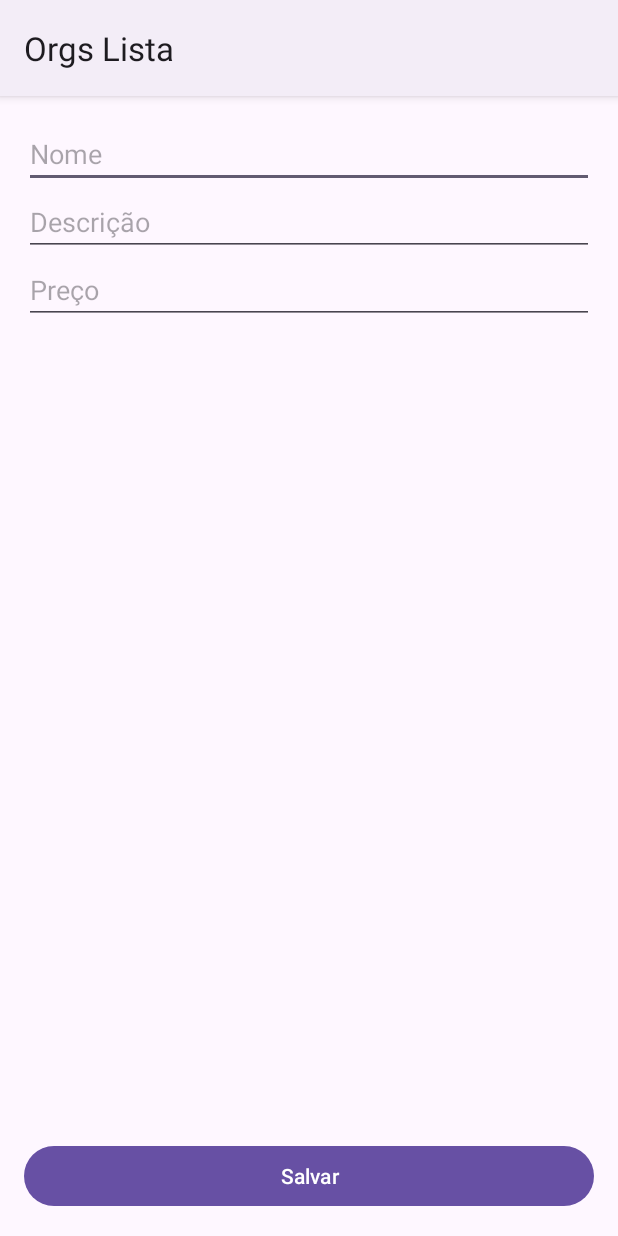
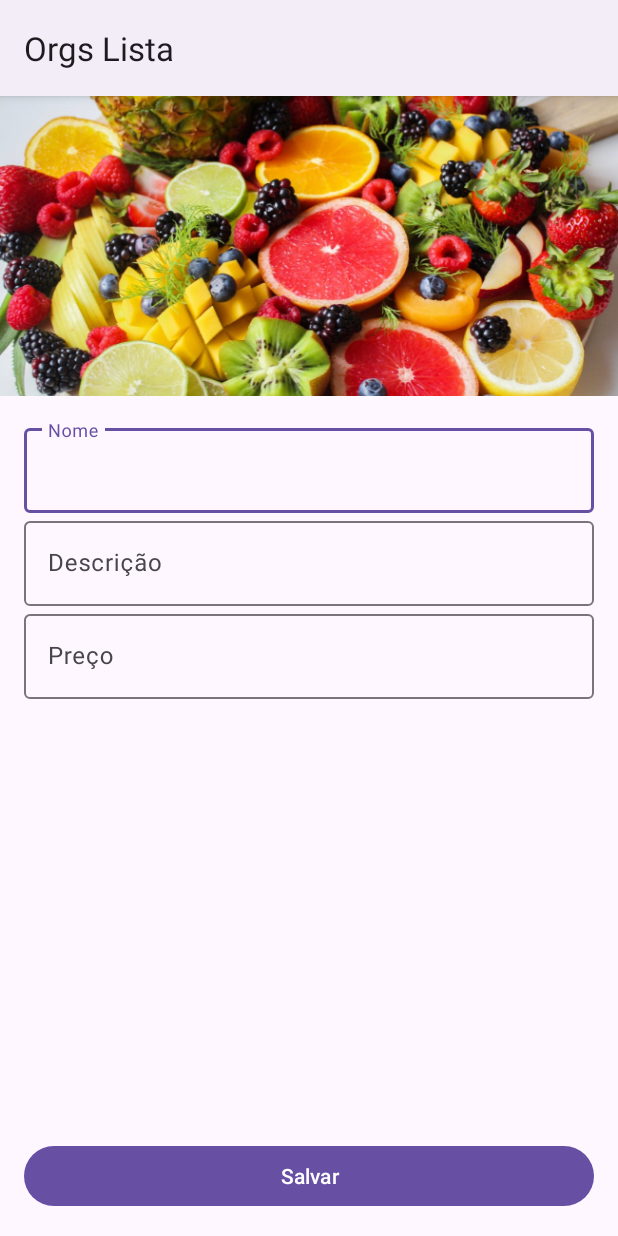
Before and after one commit to kariello87/Orgs, an Android app: the FormularioProdutoActivity screen opened directly, with no data from a screen before it, on a phone screen of 412 x 824 dp. Run offline under Robolectric (Android 15) with nearby library versions, the phone set to English and light mode, and no system bars.

Commit message:
Usando Text Input do Material.Io

```diff
--- a/app/src/main/java/br/com/alura/orgs/ui/activity/FormularioProdutoActivity.java
+++ b/app/src/main/java/br/com/alura/orgs/ui/activity/FormularioProdutoActivity.java
@@ -38,9 +38,9 @@ public class FormularioProdutoActivity extends AppCompatActivity {
 
     @NonNull
     private Produto criaProduto() {
-        String nome = binding.editNome.getText().toString();
-        String descricao = binding.editDescricao.getText().toString();
-        String precoString = binding.editPreco.getText().toString();
+        String nome = binding.textInputLayoutNome.getEditText().getText().toString();
+        String descricao = binding.textInputLayoutDescricao.getEditText().getText().toString();
+        String precoString = binding.textInputLayoutPreco.getEditText().getText().toString();
         BigDecimal preco;
 
         if (precoString.isBlank()) {
--- a/app/src/main/res/layout/activity_formulario_produto.xml
+++ b/app/src/main/res/layout/activity_formulario_produto.xml
@@ -12,7 +12,17 @@
         tools:context=".ui.activity.FormularioProdutoActivity">
 
 
-        <EditText
+        <ImageView
+            android:id="@+id/imageView"
+            android:layout_width="0dp"
+            android:layout_height="200dp"
+            android:scaleType="centerCrop"
+            app:layout_constraintEnd_toEndOf="parent"
+            app:layout_constraintStart_toStartOf="parent"
+            app:layout_constraintTop_toTopOf="parent"
+            app:srcCompat="@drawable/produto_1" />
+
+        <!--<EditText
             android:id="@+id/edit_Nome"
             android:layout_width="0dp"
             android:layout_height="wrap_content"
@@ -21,20 +31,69 @@
             android:inputType="text"
             app:layout_constraintEnd_toEndOf="parent"
             app:layout_constraintStart_toStartOf="parent"
-            app:layout_constraintTop_toTopOf="parent" />
+            app:layout_constraintTop_toBottomOf="@+id/imageView" />-->
 
-        <EditText
+        <com.google.android.material.textfield.TextInputLayout
+            android:id="@+id/textInputLayout_Nome"
+            style="@style/Widget.Material3.TextInputLayout.OutlinedBox"
+            android:layout_width="0dp"
+            android:layout_height="wrap_content"
+            android:layout_margin="16dp"
+            app:layout_constraintEnd_toEndOf="parent"
+            app:layout_constraintStart_toStartOf="parent"
+            app:layout_constraintTop_toBottomOf="@+id/imageView">
+
+            <com.google.android.material.textfield.TextInputEditText
+                android:layout_width="match_parent"
+                android:layout_height="wrap_content"
+                android:hint="Nome" />
+
+        </com.google.android.material.textfield.TextInputLayout>
+
+        <com.google.android.material.textfield.TextInputLayout
+            android:id="@+id/textInputLayout_Descricao"
+            style="@style/Widget.Material3.TextInputLayout.OutlinedBox"
+            android:layout_width="0dp"
+            android:layout_height="wrap_content"
+            app:layout_constraintEnd_toEndOf="@id/textInputLayout_Nome"
+            app:layout_constraintStart_toStartOf="@id/textInputLayout_Nome"
+            app:layout_constraintTop_toBottomOf="@+id/textInputLayout_Nome">
+
+            <com.google.android.material.textfield.TextInputEditText
+                android:layout_width="match_parent"
+                android:layout_height="wrap_content"
+                android:hint="Descrição" />
+
+        </com.google.android.material.textfield.TextInputLayout>
+
+        <!--<EditText
             android:id="@+id/edit_Descricao"
             android:layout_width="0dp"
             android:layout_height="wrap_content"
             android:ems="10"
             android:hint="@string/descri_o"
             android:inputType="textMultiLine|textCapSentences"
-            app:layout_constraintEnd_toEndOf="@id/edit_Nome"
-            app:layout_constraintStart_toStartOf="@id/edit_Nome"
-            app:layout_constraintTop_toBottomOf="@+id/edit_Nome" />
+            app:layout_constraintEnd_toEndOf="@id/textInputLayout_Nome"
+            app:layout_constraintStart_toStartOf="@id/textInputLayout_Nome"
+            app:layout_constraintTop_toBottomOf="@+id/textInputLayout_Nome" />-->
 
-        <EditText
+        <com.google.android.material.textfield.TextInputLayout
+            android:id="@+id/textInputLayout_Preco"
+            style="@style/Widget.Material3.TextInputLayout.OutlinedBox"
+            android:layout_width="0dp"
+            android:layout_height="wrap_content"
+            app:layout_constraintEnd_toEndOf="@id/textInputLayout_Nome"
+            app:layout_constraintStart_toStartOf="@id/textInputLayout_Nome"
+            app:layout_constraintTop_toBottomOf="@+id/textInputLayout_Descricao">
+
+            <com.google.android.material.textfield.TextInputEditText
+                android:layout_width="match_parent"
+                android:layout_height="wrap_content"
+                android:hint="Preço" />
+
+        </com.google.android.material.textfield.TextInputLayout>
+
+        <!--<EditText
             android:id="@+id/edit_Preco"
             android:layout_width="0dp"
             android:layout_height="wrap_content"
@@ -43,7 +102,7 @@
             android:inputType="numberDecimal"
             app:layout_constraintEnd_toEndOf="@id/edit_Descricao"
             app:layout_constraintStart_toStartOf="@id/edit_Descricao"
-            app:layout_constraintTop_toBottomOf="@+id/edit_Descricao" />
+            app:layout_constraintTop_toBottomOf="@+id/edit_Descricao" />-->
 
         <Button
             android:id="@+id/bt_Salvar"
--- a/app/src/main/res/layout/activity_lista_produtos.xml
+++ b/app/src/main/res/layout/activity_lista_produtos.xml
@@ -28,7 +28,8 @@
         android:layout_margin="16dp"
         android:clickable="true"
         android:focusable="true"
-        android:text="@string/extended_fab_content_desc"
+        android:text="@string/descricao_fab"
+        android:textAllCaps="true"
 
         app:icon="@drawable/ic_adicionar"
 
--- a/app/src/main/res/values/strings.xml
+++ b/app/src/main/res/values/strings.xml
@@ -4,5 +4,5 @@
     <string name="nome">Nome</string>
     <string name="descri_o">Descrição</string>
     <string name="pre_o">Preço</string>
-    <string name="extended_fab_content_desc">Adicionar Item</string>
+    <string name="descricao_fab">Novo Produto</string>
 </resources>
```
